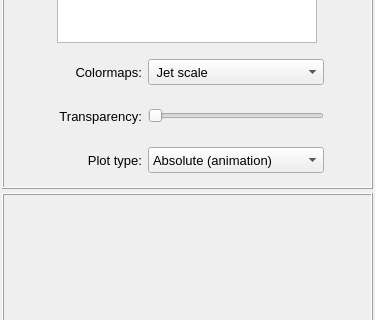
First picture: the form in vibra/interface/data/ui_files/plots/acoustic/acoustic_pressure_field_inputs.ui, repository MOPT-UFSC/VIBRA, before the edit; both pictures show x 0 to 375 and y 298 to 618 of the 375 by 721 pixel window.
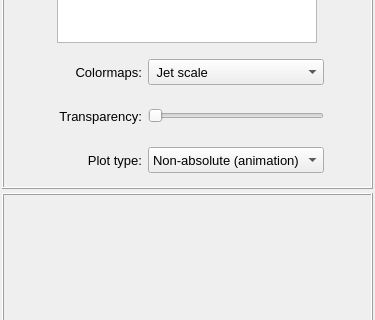
Second picture: the form after the edit.

Commit message: Set the non-absolute values as default plot type in the acoustic field plots

```diff
--- a/vibra/interface/data/ui_files/plots/acoustic/acoustic_pressure_field_inputs.ui
+++ b/vibra/interface/data/ui_files/plots/acoustic/acoustic_pressure_field_inputs.ui
@@ -298,7 +298,7 @@
                </property>
                <item>
                 <property name="text">
-                 <string>Absolute (animation)</string>
+                 <string>Non-absolute (animation)</string>
                 </property>
                </item>
                <item>
```
Left out of the diff: 2 changed lines with no effect on the pictures. The commit also changes 5 other files.
